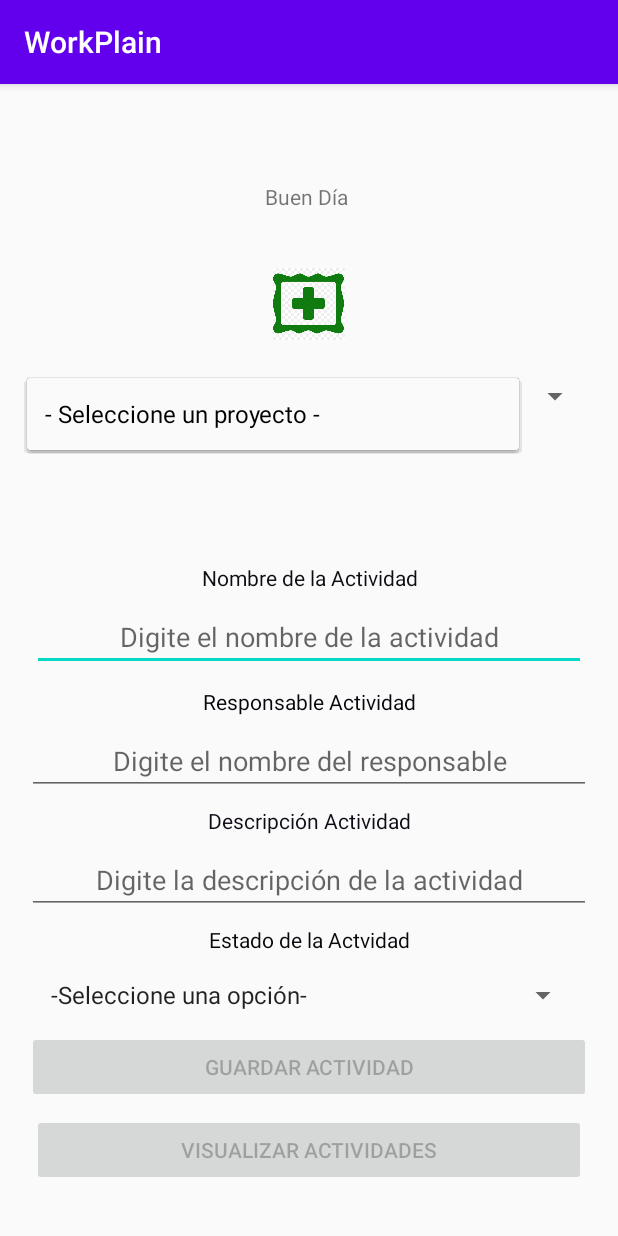
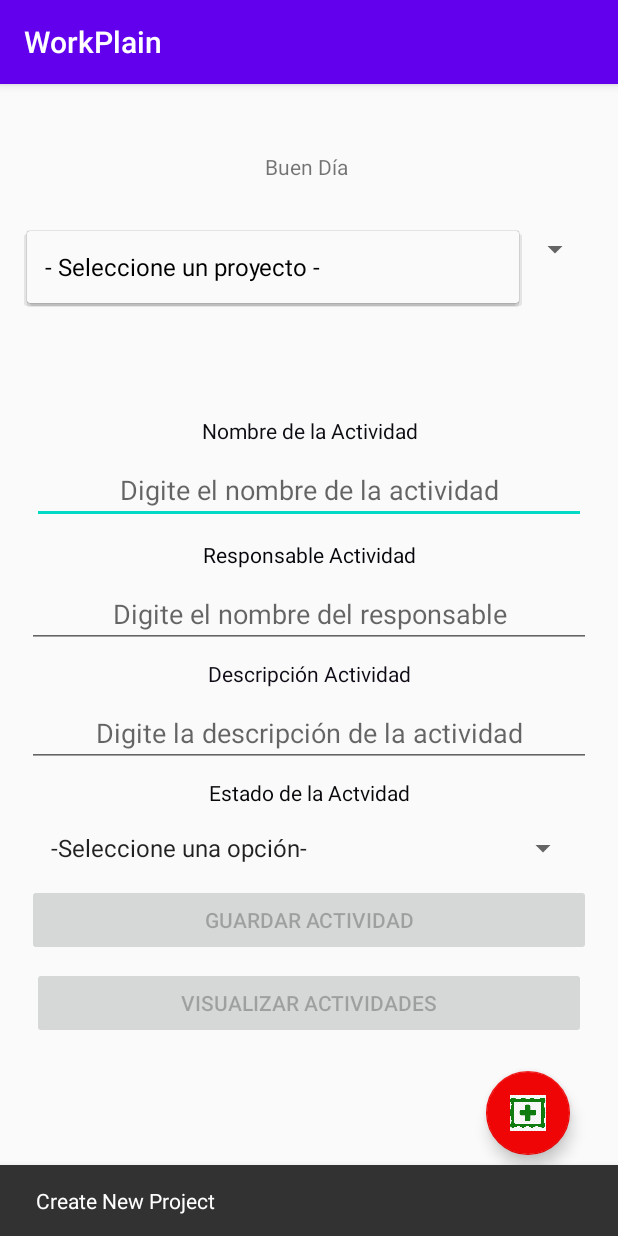
Before and after one commit to roheru/ProjectAndroid, an Android app: the fragment ActivitiesExecuting shown on its own in the app's theme, after a tap on "- Seleccione un proyecto -", on a phone screen of 412 x 824 dp. Run offline under Robolectric (Android 15) with nearby library versions, the phone set to English and light mode, and no system bars; our stand-ins replace Firebase (no records; nobody signed in at launch, a user with empty details on screens opened directly); 2 other taps on this screen came first.

Commit message:
icon mail
add functionality icon project

```diff
--- a/source/APP1/app/src/main/java/com/example/app1/ActivitiesExecuting.kt
+++ b/source/APP1/app/src/main/java/com/example/app1/ActivitiesExecuting.kt
@@ -13,6 +13,8 @@ import com.example.app1.entities.Activity
 import com.example.app1.entities.Project
 import com.example.app1.models.ModelActivity
 import com.google.android.gms.tasks.OnCompleteListener
+import com.google.android.material.floatingactionbutton.FloatingActionButton
+import com.google.android.material.snackbar.Snackbar
 import com.google.firebase.auth.FirebaseAuth
 import com.google.firebase.firestore.FirebaseFirestore
 import com.google.firebase.firestore.QuerySnapshot
@@ -46,6 +48,7 @@ class ActivitiesExecuting : Fragment(), AdapterView.OnItemSelectedListener  {
     private var viz:Button?=null
     private var save:Button?=null
     private var idProject:String?=null
+    private var newProject:FloatingActionButton?=null
 
     override fun onCreateView(
         inflater: LayoutInflater, container: ViewGroup?,
@@ -64,6 +67,7 @@ class ActivitiesExecuting : Fragment(), AdapterView.OnItemSelectedListener  {
         var  db= FirebaseAuth.getInstance()
 
         v?.welcome?.text="Buen Día "+db.currentUser?.email.toString()
+        this.newProject=v.fab
         this.tv=v.description
         this.na=v.nameActivityText
         this.rt=v.responsableText
@@ -151,8 +155,6 @@ class ActivitiesExecuting : Fragment(), AdapterView.OnItemSelectedListener  {
                             }else{
                                 this.msg?.text="La actividad no pudo ser creada"
                             }
-
-
                         }else{
                             this.msg?.text = "Por favor seleccione el estado de la actividad"
                         }
@@ -215,6 +217,10 @@ class ActivitiesExecuting : Fragment(), AdapterView.OnItemSelectedListener  {
             }
         })
 
+        this.newProject?.setOnClickListener { view ->
+            Snackbar.make(view, "Create New Project", Snackbar.LENGTH_LONG)
+                .setAction("Action", null).show()
+        }
 
     }
 
--- a/source/APP1/app/src/main/java/com/example/app1/MainActivity.kt
+++ b/source/APP1/app/src/main/java/com/example/app1/MainActivity.kt
@@ -38,11 +38,7 @@ class MainActivity : AppCompatActivity() {
         val toolbar: Toolbar = findViewById(R.id.toolbar)
         setSupportActionBar(toolbar)
 
-        val fab: FloatingActionButton = findViewById(R.id.fab)
-        fab.setOnClickListener { view ->
-            Snackbar.make(view, "Replace with your own action", Snackbar.LENGTH_LONG)
-                    .setAction("Action", null).show()
-        }
+
         val drawerLayout: DrawerLayout = findViewById(R.id.drawer_layout)
         val navView: NavigationView = findViewById(R.id.nav_view)
         val navController = findNavController(R.id.nav_host_fragment)
--- a/source/APP1/app/src/main/res/layout/fragment_activities_executing.xml
+++ b/source/APP1/app/src/main/res/layout/fragment_activities_executing.xml
@@ -17,19 +17,11 @@
     <TextView
         android:id="@+id/welcome"
         android:layout_width="match_parent"
-        android:layout_height="79dp"
+        android:layout_height="wrap_content"
         android:layout_gravity="center"
         android:layout_margin="8dp"
         android:gravity="center"
         android:text="" />
-    <ImageView
-        android:id="@+id/imageView3"
-        android:layout_width="match_parent"
-        android:layout_height="48dp"
-        android:src="@drawable/plus"
-        android:gravity="center"
-        android:layout_gravity="center"
-        />
 
 
     <TextView
@@ -163,7 +155,14 @@
         android:text="Visualizar Actividades"
         android:enabled="false"/>
 
-
+    <com.google.android.material.floatingactionbutton.FloatingActionButton
+        android:id="@+id/fab"
+        android:layout_width="wrap_content"
+        android:layout_height="wrap_content"
+        android:layout_gravity="bottom|end"
+        android:layout_margin="@dimen/fab_margin"
+        app:backgroundTint="#EF0505"
+        app:srcCompat="@drawable/plus" />
 
 
 </LinearLayout>
```
Also changed, not shown: source/APP1/app/src/main/res/layout/app_bar_main.xml (+1 -7 lines).
